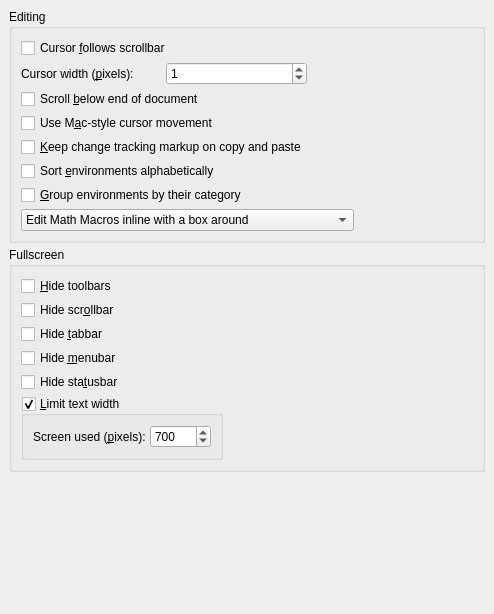
Old version of the form src/frontends/qt/ui/PrefEditUi.ui in the repository cburschka/lyx.
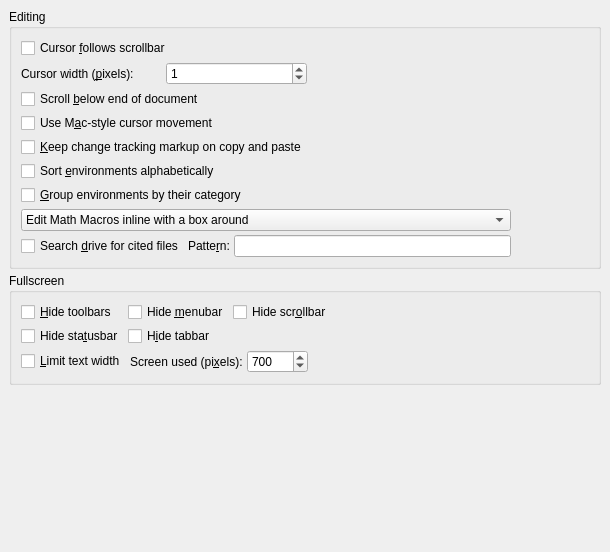
New version of the form.

Commit message: Make paper search function accessible and customizable

The edit to the form file:
```diff
--- a/src/frontends/qt/ui/PrefEditUi.ui
+++ b/src/frontends/qt/ui/PrefEditUi.ui
@@ -6,8 +6,8 @@
    <rect>
     <x>0</x>
     <y>0</y>
-    <width>494</width>
-    <height>614</height>
+    <width>610</width>
+    <height>552</height>
    </rect>
   </property>
   <property name="sizePolicy">
@@ -19,8 +19,8 @@
   <property name="windowTitle">
    <string/>
   </property>
-  <layout class="QVBoxLayout" name="verticalLayout">
-   <item>
+  <layout class="QGridLayout" name="gridLayout_3">
+   <item row="0" column="0">
     <widget class="QGroupBox" name="scrollGB">
      <property name="title">
       <string>Editing</string>
@@ -32,6 +32,19 @@
       <bool>true</bool>
      </property>
      <layout class="QGridLayout" name="gridLayout">
+      <item row="8" column="3">
+       <spacer name="horizontalSpacer">
+        <property name="orientation">
+         <enum>Qt::Horizontal</enum>
+        </property>
+        <property name="sizeHint" stdset="0">
+         <size>
+          <width>40</width>
+          <height>20</height>
+         </size>
+        </property>
+       </spacer>
+      </item>
       <item row="2" column="0" colspan="2">
        <widget class="QCheckBox" name="scrollBelowCB">
         <property name="text">
@@ -39,14 +52,7 @@
         </property>
        </widget>
       </item>
-      <item row="5" column="0" colspan="2">
-       <widget class="QCheckBox" name="sortEnvironmentsCB">
-        <property name="text">
-         <string>Sort &amp;environments alphabetically</string>
-        </property>
-       </widget>
-      </item>
-      <item row="1" column="1" colspan="2">
+      <item row="1" column="2">
        <spacer name="horizontalSpacer_3">
         <property name="orientation">
          <enum>Qt::Horizontal</enum>
@@ -59,14 +65,85 @@
         </property>
        </spacer>
       </item>
-      <item row="0" column="0">
+      <item row="8" column="0" colspan="3">
+       <widget class="QComboBox" name="macroEditStyleCO">
+        <item>
+         <property name="text">
+          <string>Edit Math Macros inline with a box around</string>
+         </property>
+        </item>
+        <item>
+         <property name="text">
+          <string>Edit Math Macros inline with the name in the status bar</string>
+         </property>
+        </item>
+        <item>
+         <property name="text">
+          <string>Edit Math Macros with a parameter list (like in LyX &lt; 1.6)</string>
+         </property>
+        </item>
+       </widget>
+      </item>
+      <item row="4" column="0" colspan="2">
+       <widget class="QCheckBox" name="copyCTMarkupCB">
+        <property name="toolTip">
+         <string>If this is checked, deleted and added text in change tracking mode will not be resolved on copy/paste operations and when moving content from/to insets</string>
+        </property>
+        <property name="text">
+         <string>&amp;Keep change tracking markup on copy and paste</string>
+        </property>
+       </widget>
+      </item>
+      <item row="5" column="0" rowspan="2" colspan="2">
+       <widget class="QCheckBox" name="sortEnvironmentsCB">
+        <property name="text">
+         <string>Sort &amp;environments alphabetically</string>
+        </property>
+       </widget>
+      </item>
+      <item row="0" column="0" colspan="2">
        <widget class="QCheckBox" name="cursorFollowsCB">
         <property name="text">
          <string>Cursor &amp;follows scrollbar</string>
         </property>
        </widget>
       </item>
-      <item row="1" column="0">
+      <item row="9" column="0" colspan="3">
+       <layout class="QHBoxLayout" name="horizontalLayout_5">
+        <item>
+         <widget class="QCheckBox" name="citationSearchCB">
+          <property name="statusTip">
+           <string>If this is activated, LyX will search your disk for matching files when clicking on &quot;Try to Open Citation Content...&quot; in the citation context menu</string>
+          </property>
+          <property name="text">
+           <string>Search &amp;drive for cited files</string>
+          </property>
+         </widget>
+        </item>
+        <item>
+         <layout class="QHBoxLayout" name="horizontalLayout_3">
+          <item>
+           <widget class="QLabel" name="citationSearchLA">
+            <property name="text">
+             <string>Patte&amp;rn:</string>
+            </property>
+            <property name="buddy">
+             <cstring>citationSearchLE</cstring>
+            </property>
+           </widget>
+          </item>
+          <item>
+           <widget class="QLineEdit" name="citationSearchLE">
+            <property name="toolTip">
+             <string>Define search pattern (see UserGuide for syntax)</string>
+            </property>
+           </widget>
+          </item>
+         </layout>
+        </item>
+       </layout>
+      </item>
+      <item row="1" column="0" colspan="2">
        <layout class="QHBoxLayout" name="horizontalLayout">
         <item>
          <widget class="QLabel" name="label_3">
@@ -99,26 +176,6 @@
         </item>
        </layout>
       </item>
-      <item row="7" column="2">
-       <spacer name="horizontalSpacer">
-        <property name="orientation">
-         <enum>Qt::Horizontal</enum>
-        </property>
-        <property name="sizeHint" stdset="0">
-         <size>
-          <width>40</width>
-          <height>20</height>
-         </size>
-        </property>
-       </spacer>
-      </item>
-      <item row="6" column="0" colspan="2">
-       <widget class="QCheckBox" name="groupEnvironmentsCB">
-        <property name="text">
-         <string>&amp;Group environments by their category</string>
-        </property>
-       </widget>
-      </item>
       <item row="3" column="0" colspan="2">
        <widget class="QCheckBox" name="macLikeCursorMovementCB">
         <property name="toolTip">
@@ -129,39 +186,17 @@
         </property>
        </widget>
       </item>
-      <item row="7" column="0" colspan="2">
-       <widget class="QComboBox" name="macroEditStyleCO">
-        <item>
+      <item row="7" column="0">
+       <widget class="QCheckBox" name="groupEnvironmentsCB">
          <property name="text">
-          <string>Edit Math Macros inline with a box around</string>
-         </property>
-        </item>
-        <item>
-         <property name="text">
-          <string>Edit Math Macros inline with the name in the status bar</string>
-         </property>
-        </item>
-        <item>
-         <property name="text">
-          <string>Edit Math Macros with a parameter list (like in LyX &lt; 1.6)</string>
-         </property>
-        </item>
-       </widget>
-      </item>
-      <item row="4" column="0">
-       <widget class="QCheckBox" name="copyCTMarkupCB">
-        <property name="toolTip">
-         <string>If this is checked, deleted and added text in change tracking mode will not be resolved on copy/paste operations and when moving content from/to insets</string>
-        </property>
-        <property name="text">
-         <string>&amp;Keep change tracking markup on copy and paste</string>
+         <string>&amp;Group environments by their category</string>
         </property>
        </widget>
       </item>
      </layout>
     </widget>
    </item>
-   <item>
+   <item row="1" column="0">
     <widget class="QGroupBox" name="fullscreenGB">
      <property name="title">
       <string>Fullscreen</string>
@@ -186,57 +221,67 @@
         </property>
        </widget>
       </item>
-      <item row="1" column="0">
-       <widget class="QCheckBox" name="toggleScrollbarCB">
-        <property name="text">
-         <string>Hide scr&amp;ollbar</string>
-        </property>
-       </widget>
-      </item>
-      <item row="2" column="0">
-       <widget class="QCheckBox" name="toggleTabbarCB">
-        <property name="text">
-         <string>Hide &amp;tabbar</string>
-        </property>
-       </widget>
-      </item>
-      <item row="3" column="0">
+      <item row="0" column="1">
        <widget class="QCheckBox" name="toggleMenubarCB">
         <property name="text">
          <string>Hide &amp;menubar</string>
         </property>
        </widget>
       </item>
-      <item row="4" column="0">
+      <item row="0" column="2">
+       <widget class="QCheckBox" name="toggleScrollbarCB">
+        <property name="text">
+         <string>Hide scr&amp;ollbar</string>
+        </property>
+       </widget>
+      </item>
+      <item row="0" column="3" rowspan="2">
+       <spacer name="horizontalSpacer_4">
+        <property name="orientation">
+         <enum>Qt::Horizontal</enum>
+        </property>
+        <property name="sizeHint" stdset="0">
+         <size>
+          <width>146</width>
+          <height>38</height>
+         </size>
+        </property>
+       </spacer>
+      </item>
+      <item row="1" column="0">
        <widget class="QCheckBox" name="toggleStatusbarCB">
         <property name="text">
          <string>Hide sta&amp;tusbar</string>
         </property>
        </widget>
       </item>
-      <item row="5" column="0">
-       <widget class="QGroupBox" name="fullscreenLimitGB">
-        <property name="title">
+      <item row="1" column="1">
+       <widget class="QCheckBox" name="toggleTabbarCB">
+        <property name="text">
+         <string>H&amp;ide tabbar</string>
+        </property>
+       </widget>
+      </item>
+      <item row="2" column="0" colspan="4">
+       <layout class="QHBoxLayout" name="horizontalLayout_4">
+        <item>
+         <widget class="QCheckBox" name="fullscreenLimitCB">
+          <property name="text">
          <string>&amp;Limit text width</string>
         </property>
-        <property name="flat">
-         <bool>true</bool>
-        </property>
-        <property name="checkable">
-         <bool>true</bool>
-        </property>
-        <layout class="QGridLayout" name="gridLayout_3">
-         <item row="0" column="0">
-          <widget class="QLabel" name="label_2">
+         </widget>
+        </item>
+        <item>
+         <widget class="QLabel" name="fullscreenWidthLA">
            <property name="text">
-            <string>Screen used (&amp;pixels):</string>
+           <string>Screen used (pi&amp;xels):</string>
            </property>
            <property name="buddy">
             <cstring>fullscreenWidthSB</cstring>
            </property>
           </widget>
          </item>
-         <item row="0" column="1">
+        <item>
           <widget class="QSpinBox" name="fullscreenWidthSB">
            <property name="minimum">
             <number>0</number>
@@ -252,10 +297,7 @@
            </property>
           </widget>
          </item>
-        </layout>
-       </widget>
-      </item>
-      <item row="4" column="1">
+        <item>
        <spacer name="horizontalSpacer_2">
         <property name="orientation">
          <enum>Qt::Horizontal</enum>
@@ -269,9 +311,11 @@
        </spacer>
       </item>
      </layout>
+      </item>
+     </layout>
     </widget>
    </item>
-   <item>
+   <item row="2" column="0">
     <spacer>
      <property name="orientation">
       <enum>Qt::Vertical</enum>
```
Left out of the diff: 1 changed line with no effect on the pictures. Lines whose indentation alone changed are shown as unchanged. The commit also changes 16 other files.
